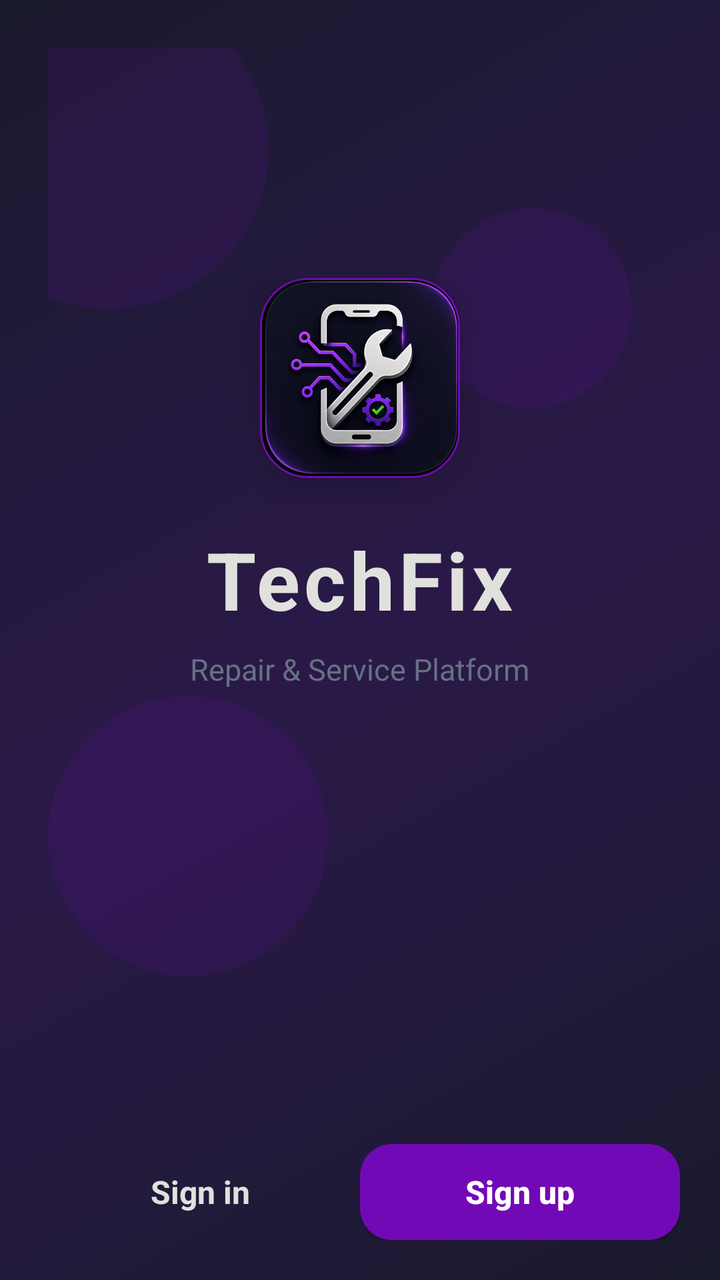
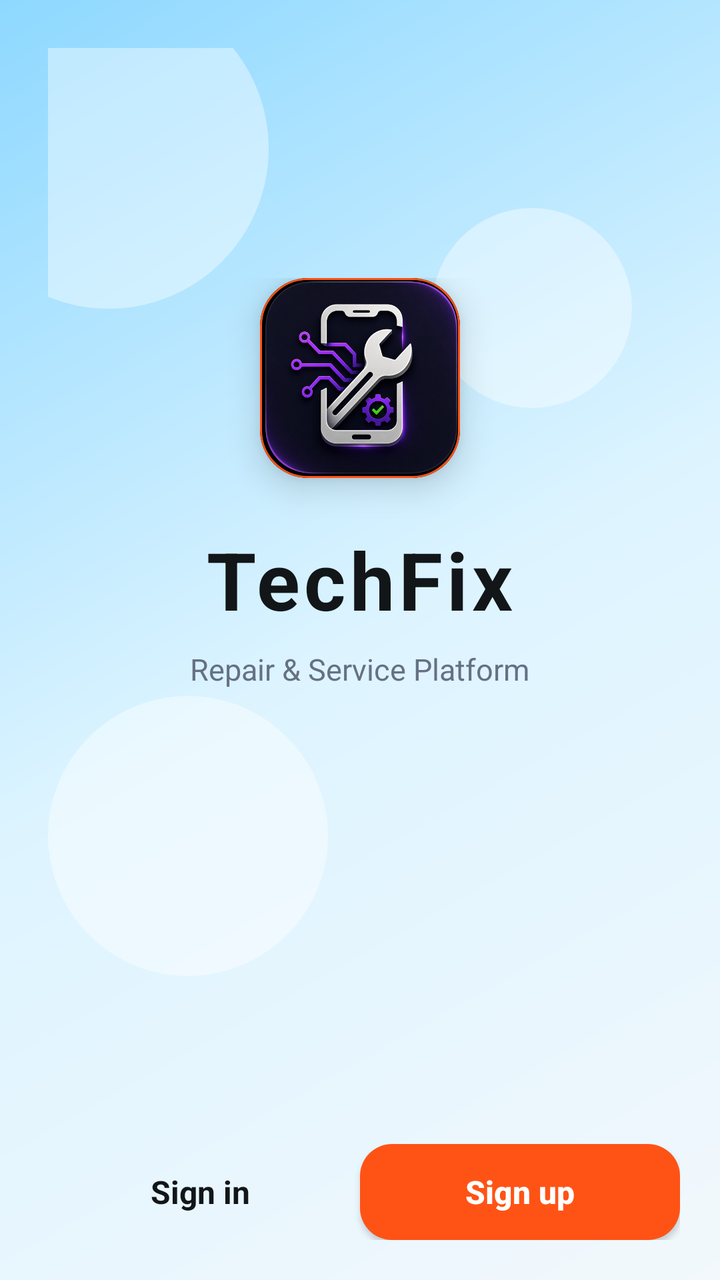

Screens rendered from an Android XML layout before and after an edit, with the pre-edit source and the edit as a unified diff.
<!-- AndroidManifest.xml: application theme Theme.TechFix -->
<!-- res/layout/activity_main.xml -->
<?xml version="1.0" encoding="utf-8"?>
<LinearLayout xmlns:android="http://schemas.android.com/apk/res/android"
    xmlns:app="http://schemas.android.com/apk/res-auto"
    xmlns:tools="http://schemas.android.com/tools"
    android:id="@+id/main"
    android:layout_width="match_parent"
    android:layout_height="match_parent"
    android:orientation="vertical"
    android:background="@drawable/bg_header_gradient"
    tools:context=".MainActivity">

    
    <RelativeLayout
        android:layout_width="match_parent"
        android:layout_height="0dp"
        android:layout_weight="1"
        android:padding="24dp">

        <View
            android:layout_width="160dp"
            android:layout_height="160dp"
            android:layout_alignParentTop="true"
            android:layout_alignParentStart="true"
            android:layout_marginStart="-50dp"
            android:layout_marginTop="-30dp"
            android:background="@drawable/bg_circle_overlay" />

        <View
            android:layout_width="100dp"
            android:layout_height="100dp"
            android:layout_alignParentEnd="true"
            android:layout_marginTop="80dp"
            android:layout_marginEnd="20dp"
            android:background="@drawable/bg_circle_overlay" />

        <View
            android:layout_width="140dp"
            android:layout_height="140dp"
            android:layout_alignParentBottom="true"
            android:layout_alignParentStart="true"
            android:layout_marginBottom="40dp"
            android:background="@drawable/bg_circle_overlay" />

        
        <LinearLayout
            android:layout_width="wrap_content"
            android:layout_height="wrap_content"
            android:layout_centerInParent="true"
            android:orientation="vertical"
            android:gravity="center">

            
            <com.google.android.material.card.MaterialCardView
                android:layout_width="100dp"
                android:layout_height="100dp"
                app:cardCornerRadius="24dp"
                app:cardElevation="10dp"
                app:strokeWidth="1dp"
                app:strokeColor="@color/electric_purple"
                android:layout_marginBottom="24dp">

                <ImageView
                    android:layout_width="match_parent"
                    android:layout_height="match_parent"
                    android:scaleType="fitCenter"
                    android:src="@drawable/ic_app_logo" />
            </com.google.android.material.card.MaterialCardView>

            
            <TextView
                android:layout_width="wrap_content"
                android:layout_height="wrap_content"
                android:text="TechFix"
                android:textColor="@color/platinum_silver"
                android:textSize="40sp"
                android:textStyle="bold"
                android:letterSpacing="0.05"
                android:layout_marginBottom="8dp" />

            
            <TextView
                android:layout_width="wrap_content"
                android:layout_height="wrap_content"
                android:text="Repair &amp; Service Platform"
                android:textColor="@color/text_secondary"
                android:textSize="15sp"
                android:layout_marginBottom="32dp" />

            
            <ProgressBar
                android:id="@+id/progressBar"
                android:layout_width="36dp"
                android:layout_height="36dp"
                android:indeterminateTint="@color/electric_purple" />

        </LinearLayout>

    </RelativeLayout>

    
    <LinearLayout
        android:layout_width="match_parent"
        android:layout_height="wrap_content"
        android:orientation="horizontal"
        android:gravity="center_vertical"
        android:padding="20dp">

        <TextView
            android:id="@+id/btnSplashSignIn"
            android:layout_width="0dp"
            android:layout_height="48dp"
            android:layout_weight="1"
            android:text="Sign in"
            android:textColor="@color/platinum_silver"
            android:textSize="16sp"
            android:textStyle="bold"
            android:gravity="center"
            android:clickable="true"
            android:focusable="true" />

        <androidx.appcompat.widget.AppCompatButton
            android:id="@+id/btnSplashSignUp"
            android:layout_width="0dp"
            android:layout_height="48dp"
            android:layout_weight="1"
            android:background="@drawable/bg_blue_button"
            android:text="Sign up"
            android:textAllCaps="false"
            android:textColor="@color/white"
            android:textSize="16sp"
            android:textStyle="bold"
            android:elevation="2dp" />
    </LinearLayout>

</LinearLayout>
<!-- resources referenced by this layout -->
<resources>
  <color name="electric_purple">#7209B7</color>
  <color name="platinum_silver">#E0E1DD</color>
  <color name="text_secondary">#667085</color>
  <color name="white">#FFFFFFFF</color>
  <!-- drawable bg_blue_button (drawable) -->
  <?xml version="1.0" encoding="utf-8"?>
  <ripple xmlns:android="http://schemas.android.com/apk/res/android"
      android:color="#40FFFFFF">
      <item>
          <shape android:shape="rectangle">
              <solid android:color="@color/electric_purple" />
              <corners android:radius="16dp" />
          </shape>
      </item>
  </ripple>
  <!-- drawable bg_circle_overlay (drawable) -->
  <?xml version="1.0" encoding="utf-8"?>
  <shape xmlns:android="http://schemas.android.com/apk/res/android"
      android:shape="oval">
      <solid android:color="#207209B7" />
  </shape>
  <!-- drawable bg_header_gradient (drawable) -->
  <?xml version="1.0" encoding="utf-8"?>
  <shape xmlns:android="http://schemas.android.com/apk/res/android"
      android:shape="rectangle">
      <gradient
          android:angle="135"
          android:startColor="#1A1A2E"
          android:centerColor="#2A1948"
          android:endColor="#1A1A2E"
          android:type="linear" />
  </shape>
  <!-- drawable ic_app_logo: png bitmap (drawable, 345920 bytes) -->
  <style name="Theme.TechFix" parent="Base.Theme.TechFix" />
  <style name="Base.Theme.TechFix" parent="Theme.Material3.DayNight.NoActionBar">
          
      </style>
</resources>

<!-- the commit's change to res/layout/activity_main.xml (unified diff, before → after) -->
@@ -1,5 +1,6 @@
-<?xml version="1.0" encoding="utf-8"?>
-<LinearLayout xmlns:android="http://schemas.android.com/apk/res/android"
+<?xml version="1.0" encoding="utf-8" ?>
+<LinearLayout
+    xmlns:android="http://schemas.android.com/apk/res/android"
     xmlns:app="http://schemas.android.com/apk/res-auto"
     xmlns:tools="http://schemas.android.com/tools"
     android:id="@+id/main"
@@ -7,15 +8,15 @@
     android:layout_height="match_parent"
     android:orientation="vertical"
     android:background="@drawable/bg_header_gradient"
-    tools:context=".MainActivity">
-
+    tools:context=".MainActivity"
+>
     
     <RelativeLayout
         android:layout_width="match_parent"
         android:layout_height="0dp"
         android:layout_weight="1"
-        android:padding="24dp">
-
+        android:padding="24dp"
+    >
         <View
             android:layout_width="160dp"
             android:layout_height="160dp"
@@ -23,7 +24,8 @@
             android:layout_alignParentStart="true"
             android:layout_marginStart="-50dp"
             android:layout_marginTop="-30dp"
-            android:background="@drawable/bg_circle_overlay" />
+            android:background="@drawable/bg_circle_overlay"
+        />
 
         <View
             android:layout_width="100dp"
@@ -31,7 +33,8 @@
             android:layout_alignParentEnd="true"
             android:layout_marginTop="80dp"
             android:layout_marginEnd="20dp"
-            android:background="@drawable/bg_circle_overlay" />
+            android:background="@drawable/bg_circle_overlay"
+        />
 
         <View
             android:layout_width="140dp"
@@ -39,7 +42,8 @@
             android:layout_alignParentBottom="true"
             android:layout_alignParentStart="true"
             android:layout_marginBottom="40dp"
-            android:background="@drawable/bg_circle_overlay" />
+            android:background="@drawable/bg_circle_overlay"
+        />
 
         
         <LinearLayout
@@ -47,8 +51,8 @@
             android:layout_height="wrap_content"
             android:layout_centerInParent="true"
             android:orientation="vertical"
-            android:gravity="center">
-
+            android:gravity="center"
+        >
             
             <com.google.android.material.card.MaterialCardView
                 android:layout_width="100dp"
@@ -56,14 +60,15 @@
                 app:cardCornerRadius="24dp"
                 app:cardElevation="10dp"
                 app:strokeWidth="1dp"
-                app:strokeColor="@color/electric_purple"
-                android:layout_marginBottom="24dp">
-
+                app:strokeColor="@color/customer_orange"
+                android:layout_marginBottom="24dp"
+            >
                 <ImageView
                     android:layout_width="match_parent"
                     android:layout_height="match_parent"
                     android:scaleType="fitCenter"
-                    android:src="@drawable/ic_app_logo" />
+                    android:src="@drawable/ic_app_logo"
+                />
             </com.google.android.material.card.MaterialCardView>
 
             
@@ -71,11 +76,12 @@
                 android:layout_width="wrap_content"
                 android:layout_height="wrap_content"
                 android:text="TechFix"
-                android:textColor="@color/platinum_silver"
+                android:textColor="@color/customer_text"
                 android:textSize="40sp"
                 android:textStyle="bold"
                 android:letterSpacing="0.05"
-                android:layout_marginBottom="8dp" />
+                android:layout_marginBottom="8dp"
+            />
 
             
             <TextView
@@ -84,17 +90,17 @@
                 android:text="Repair &amp; Service Platform"
                 android:textColor="@color/text_secondary"
                 android:textSize="15sp"
-                android:layout_marginBottom="32dp" />
+                android:layout_marginBottom="32dp"
+            />
 
             
             <ProgressBar
                 android:id="@+id/progressBar"
                 android:layout_width="36dp"
                 android:layout_height="36dp"
-                android:indeterminateTint="@color/electric_purple" />
-
+                android:indeterminateTint="@color/customer_orange"
+            />
         </LinearLayout>
-
     </RelativeLayout>
 
     
@@ -103,20 +109,21 @@
         android:layout_height="wrap_content"
         android:orientation="horizontal"
         android:gravity="center_vertical"
-        android:padding="20dp">
-
+        android:padding="20dp"
+    >
         <TextView
             android:id="@+id/btnSplashSignIn"
             android:layout_width="0dp"
             android:layout_height="48dp"
             android:layout_weight="1"
             android:text="Sign in"
-            android:textColor="@color/platinum_silver"
+            android:textColor="@color/customer_text"
             android:textSize="16sp"
             android:textStyle="bold"
             android:gravity="center"
             android:clickable="true"
-            android:focusable="true" />
+            android:focusable="true"
+        />
 
         <androidx.appcompat.widget.AppCompatButton
             android:id="@+id/btnSplashSignUp"
@@ -129,7 +136,7 @@
             android:textColor="@color/white"
             android:textSize="16sp"
             android:textStyle="bold"
-            android:elevation="2dp" />
+            android:elevation="2dp"
+        />
     </LinearLayout>
-
 </LinearLayout>
<!-- resource entries referenced after the edit -->
@@ -1,39 +1,40 @@
 <!-- resources referenced by this layout -->
 <resources>
-  <color name="electric_purple">#7209B7</color>
-  <color name="platinum_silver">#E0E1DD</color>
+  <color name="customer_orange">#FF5315</color>
+  <color name="customer_text">#121619</color>
   <color name="text_secondary">#667085</color>
   <color name="white">#FFFFFFFF</color>
   <!-- drawable bg_blue_button (drawable) -->
-  <?xml version="1.0" encoding="utf-8"?>
-  <ripple xmlns:android="http://schemas.android.com/apk/res/android"
-      android:color="#40FFFFFF">
+  <?xml version="1.0" encoding="utf-8" ?>
+  <ripple xmlns:android="http://schemas.android.com/apk/res/android" android:color="#40FFFFFF">
       <item>
           <shape android:shape="rectangle">
-              <solid android:color="@color/electric_purple" />
+              <solid android:color="@color/customer_orange" />
               <corners android:radius="16dp" />
           </shape>
       </item>
   </ripple>
   <!-- drawable bg_circle_overlay (drawable) -->
-  <?xml version="1.0" encoding="utf-8"?>
-  <shape xmlns:android="http://schemas.android.com/apk/res/android"
-      android:shape="oval">
-      <solid android:color="#207209B7" />
+  <?xml version="1.0" encoding="utf-8" ?>
+  <shape xmlns:android="http://schemas.android.com/apk/res/android" android:shape="oval">
+      <solid android:color="#66FFFFFF" />
   </shape>
   <!-- drawable bg_header_gradient (drawable) -->
-  <?xml version="1.0" encoding="utf-8"?>
-  <shape xmlns:android="http://schemas.android.com/apk/res/android"
-      android:shape="rectangle">
+  <?xml version="1.0" encoding="utf-8" ?>
+  <shape xmlns:android="http://schemas.android.com/apk/res/android" android:shape="rectangle">
       <gradient
           android:angle="135"
-          android:startColor="#1A1A2E"
-          android:centerColor="#2A1948"
-          android:endColor="#1A1A2E"
-          android:type="linear" />
+          android:startColor="@color/customer_bg"
+          android:centerColor="@color/auth_sky_start"
+          android:endColor="@color/auth_sky_end"
+          android:type="linear"
+      />
   </shape>
   <!-- drawable ic_app_logo: png bitmap (drawable, 345920 bytes) -->
   <style name="Theme.TechFix" parent="Base.Theme.TechFix" />
+  <color name="customer_bg">#F2F8FC</color>
+  <color name="auth_sky_start">#DDF4FF</color>
+  <color name="auth_sky_end">#8ED8FF</color>
   <style name="Base.Theme.TechFix" parent="Theme.Material3.DayNight.NoActionBar">
           
       </style>
